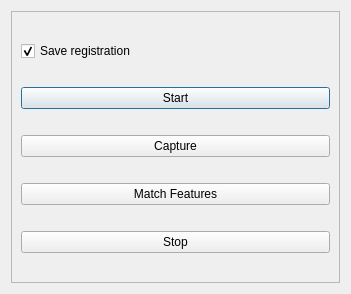
liushuya7/cn5X, file ui/camera.ui: the form before one commit.
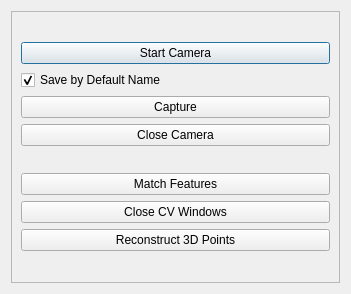
The form after the commit.

Commit message: two view stereo works, some bug about cv2 namedWindow to fix

```diff
--- a/ui/camera.ui
+++ b/ui/camera.ui
@@ -28,22 +28,24 @@
       </property>
       <layout class="QVBoxLayout" name="verticalLayout">
        <item>
-        <widget class="QCheckBox" name="checkBox_save_to_file">
+        <layout class="QVBoxLayout" name="verticalLayout_3">
+         <item>
+          <widget class="QPushButton" name="pushButton_start_camera">
          <property name="text">
-          <string>Save registration</string>
+            <string>Start Camera</string>
+           </property>
+          </widget>
+         </item>
+         <item>
+          <widget class="QCheckBox" name="checkBox_save">
+           <property name="text">
+            <string>Save by Default Name</string>
          </property>
          <property name="checked">
           <bool>true</bool>
          </property>
         </widget>
        </item>
-       <item>
-        <widget class="QPushButton" name="pushButton_start">
-         <property name="text">
-          <string>Start</string>
-         </property>
-        </widget>
-       </item>
        <item>
         <widget class="QPushButton" name="pushButton_capture">
          <property name="text">
@@ -52,6 +54,17 @@
         </widget>
        </item>
        <item>
+          <widget class="QPushButton" name="pushButton_close_camera">
+           <property name="text">
+            <string>Close Camera</string>
+           </property>
+          </widget>
+         </item>
+        </layout>
+       </item>
+       <item>
+        <layout class="QVBoxLayout" name="verticalLayout_4">
+         <item>
         <widget class="QPushButton" name="pushButton_match">
          <property name="text">
           <string>Match Features</string>
@@ -59,11 +72,20 @@
         </widget>
        </item>
        <item>
-        <widget class="QPushButton" name="pushButton_stop">
+          <widget class="QPushButton" name="pushButton_close_windows">
          <property name="text">
-          <string>Stop</string>
-         </property>
-        </widget>
+            <string>Close CV Windows</string>
+           </property>
+          </widget>
+         </item>
+         <item>
+          <widget class="QPushButton" name="pushButton_reconstruct">
+           <property name="text">
+            <string>Reconstruct 3D Points</string>
+           </property>
+          </widget>
+         </item>
+        </layout>
        </item>
       </layout>
      </widget>
```
Lines whose indentation alone changed are shown as unchanged. The commit also changes 4 other files.
